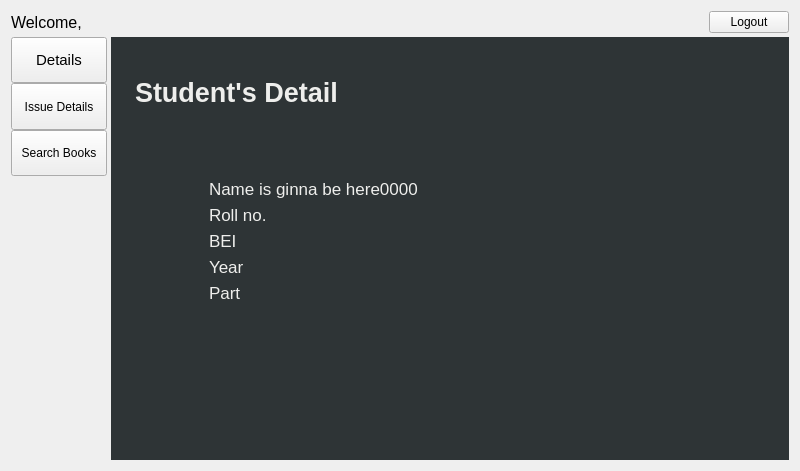
Old version of the form student_page.ui in the repository pramesh025/LibraryMS.
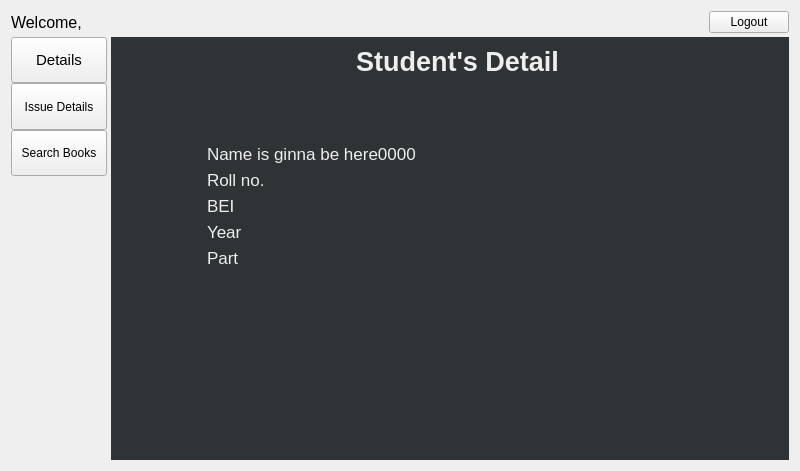
New version of the form. The open tabs and pages were chosen to show the change.

Patch:
```diff
--- a/student_page.ui
+++ b/student_page.ui
@@ -72,19 +72,6 @@
          </property>
         </spacer>
        </item>
-       <item row="0" column="4">
-        <spacer name="verticalSpacer_7">
-         <property name="orientation">
-          <enum>Qt::Vertical</enum>
-         </property>
-         <property name="sizeHint" stdset="0">
-          <size>
-           <width>20</width>
-           <height>103</height>
-          </size>
-         </property>
-        </spacer>
-       </item>
        <item row="2" column="0">
         <spacer name="horizontalSpacer">
          <property name="orientation">
@@ -98,23 +85,6 @@
          </property>
         </spacer>
        </item>
-       <item row="0" column="0" colspan="3">
-        <widget class="QLabel" name="label">
-         <property name="font">
-          <font>
-           <pointsize>20</pointsize>
-           <weight>75</weight>
-           <bold>true</bold>
-          </font>
-         </property>
-         <property name="styleSheet">
-          <string notr="true">color: rgb(238, 238, 236);</string>
-         </property>
-         <property name="text">
-          <string>  Student's Detail</string>
-         </property>
-        </widget>
-       </item>
        <item row="2" column="1">
         <layout class="QVBoxLayout" name="verticalLayout_2">
          <item>
@@ -247,6 +217,42 @@
          </property>
         </widget>
        </item>
+       <item row="4" column="4">
+        <spacer name="verticalSpacer_9">
+         <property name="orientation">
+          <enum>Qt::Vertical</enum>
+         </property>
+         <property name="sizeHint" stdset="0">
+          <size>
+           <width>20</width>
+           <height>123</height>
+          </size>
+         </property>
+        </spacer>
+       </item>
+       <item row="0" column="0" colspan="6">
+        <widget class="QLabel" name="label">
+         <property name="font">
+          <font>
+           <pointsize>20</pointsize>
+           <weight>75</weight>
+           <bold>true</bold>
+          </font>
+         </property>
+         <property name="styleSheet">
+          <string notr="true">color: rgb(238, 238, 236);</string>
+         </property>
+         <property name="text">
+          <string>  Student's Detail</string>
+         </property>
+         <property name="alignment">
+          <set>Qt::AlignCenter</set>
+         </property>
+         <property name="margin">
+          <number>25</number>
+         </property>
+        </widget>
+       </item>
       </layout>
      </widget>
      <widget class="QWidget" name="page_issue_detail">
```
Left out of the diff: 39 changed lines with no effect on the pictures.
